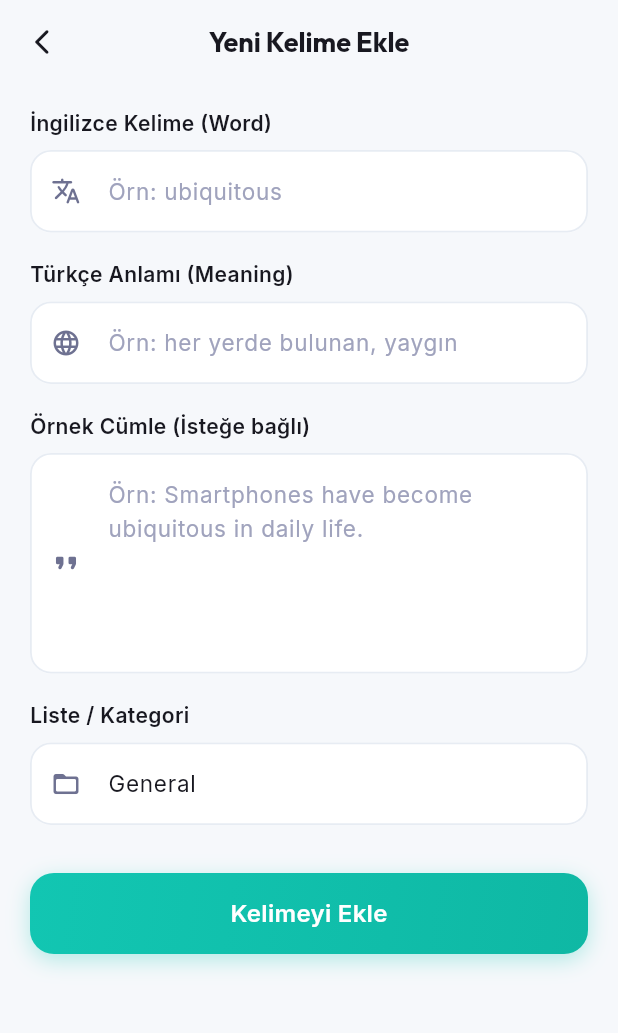
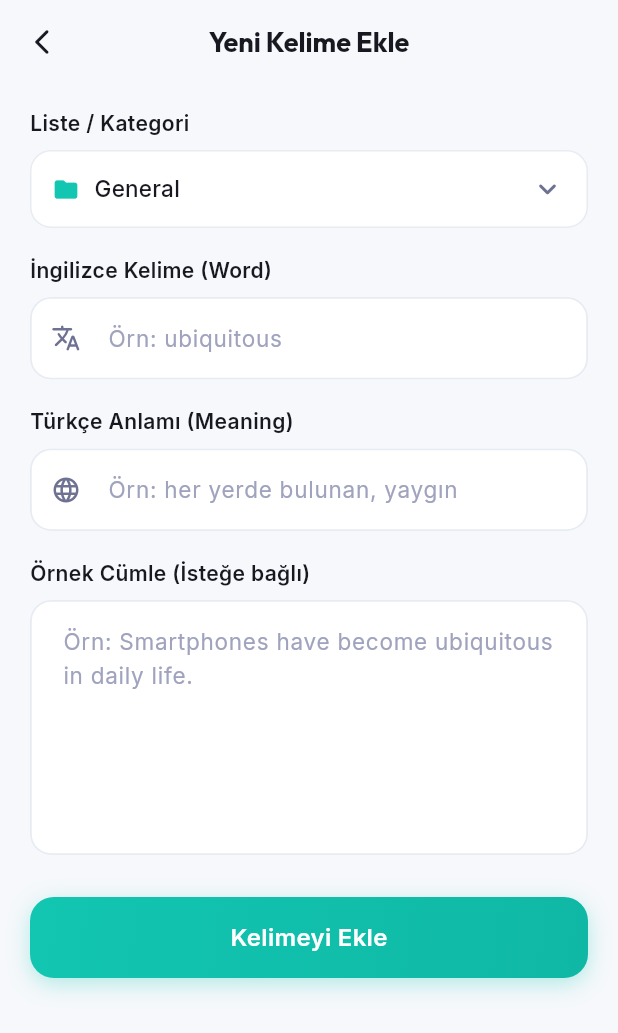
Before and after one commit to kadir-yilmaz/wordstation_flutter, a Flutter app: the AddEditWordPage screen opened directly, on a phone screen of 412 x 824 dp. Shown: the top 1033 px of the screen. Run offline on Flutter 3.47's test engine with Material 3 defaults, Android fonts, the phone set to English and light mode, and no system bars; our stand-ins replace audioplayers, dio, flutter_riverpod, flutter_secure_storage, flutter_tts, google_fonts and 1 more; accounts and stored records are empty; network calls fail.

Commit message:
fix(ci,words): fix powershell shell syntax in windows workflow and redesign add/edit word page layout

```diff
--- a/lib/features/words/pages/add_edit_word_page.dart
+++ b/lib/features/words/pages/add_edit_word_page.dart
@@ -26,7 +26,7 @@ class _AddEditWordPageState extends ConsumerState<AddEditWordPage> {
   late TextEditingController _enController;
   late TextEditingController _trController;
   late TextEditingController _exampleController;
-  late TextEditingController _listNameController;
+  late String _selectedListName;
   bool _isLoading = false;
 
   bool get _isEditing => widget.wordToEdit != null;
@@ -38,11 +38,9 @@ class _AddEditWordPageState extends ConsumerState<AddEditWordPage> {
     _trController = TextEditingController(text: widget.wordToEdit?.tr ?? '');
     _exampleController =
         TextEditingController(text: widget.wordToEdit?.example ?? '');
-    _listNameController = TextEditingController(
-      text: widget.wordToEdit?.listName ??
-          widget.initialListName ??
-          'General',
-    );
+    _selectedListName = widget.wordToEdit?.listName ??
+        widget.initialListName ??
+        'General';
   }
 
   @override
@@ -50,7 +48,6 @@ class _AddEditWordPageState extends ConsumerState<AddEditWordPage> {
     _enController.dispose();
     _trController.dispose();
     _exampleController.dispose();
-    _listNameController.dispose();
     super.dispose();
   }
 
@@ -65,9 +62,9 @@ class _AddEditWordPageState extends ConsumerState<AddEditWordPage> {
       en: _enController.text.trim(),
       tr: _trController.text.trim(),
       example: _exampleController.text.trim(),
-      listName: _listNameController.text.trim().isEmpty
+      listName: _selectedListName.trim().isEmpty
           ? 'General'
-          : _listNameController.text.trim(),
+          : _selectedListName.trim(),
       userId: widget.wordToEdit?.userId,
     );
 
@@ -122,13 +119,175 @@ class _AddEditWordPageState extends ConsumerState<AddEditWordPage> {
     }
   }
 
+  Future<String?> _showCreateListDialog(BuildContext context, bool isDark) async {
+    final controller = TextEditingController();
+    return showDialog<String>(
+      context: context,
+      builder: (ctx) => AlertDialog(
+        shape: RoundedRectangleBorder(borderRadius: BorderRadius.circular(18)),
+        backgroundColor: isDark ? AppColors.darkSurface : Colors.white,
+        title: const Text('Yeni Liste Oluştur'),
+        content: TextField(
+          controller: controller,
+          autofocus: true,
+          textCapitalization: TextCapitalization.words,
+          decoration: InputDecoration(
+            hintText: 'Liste Adı (Örn: B2, Phrasal Verbs)',
+            hintStyle: TextStyle(
+              color: isDark ? AppColors.darkTextMuted : AppColors.lightTextMuted,
+            ),
+          ),
+        ),
+        actions: [
+          TextButton(
+            onPressed: () => Navigator.of(ctx).pop(),
+            child: const Text('İptal'),
+          ),
+          ElevatedButton(
+            style: ElevatedButton.styleFrom(
+              backgroundColor: AppColors.turquoise,
+              foregroundColor: Colors.white,
+              shape: RoundedRectangleBorder(borderRadius: BorderRadius.circular(10)),
+            ),
+            onPressed: () {
+              final text = controller.text.trim();
+              Navigator.of(ctx).pop(text.isNotEmpty ? text : null);
+            },
+            child: const Text('Ekle'),
+          ),
+        ],
+      ),
+    );
+  }
+
+  Widget _buildListDropdown(bool isDark, List<String> availableLists) {
+    final options = <String>[...availableLists];
+    if (!options.contains(_selectedListName) && _selectedListName.trim().isNotEmpty) {
+      options.insert(0, _selectedListName);
+    }
+    if (options.isEmpty) {
+      options.add('General');
+    }
+
+    final selectedValue = options.contains(_selectedListName)
+        ? _selectedListName
+        : options.first;
+
+    return Column(
+      crossAxisAlignment: CrossAxisAlignment.start,
+      children: [
+        Text(
+          'Liste / Kategori',
+          style: TextStyle(
+            fontSize: 14,
+            fontWeight: FontWeight.w600,
+            color: isDark
+                ? AppColors.darkTextPrimary
+                : AppColors.lightTextPrimary,
+          ),
+        ),
+        const SizedBox(height: 8),
+        Container(
+          height: 52,
+          padding: const EdgeInsets.symmetric(horizontal: 14),
+          decoration: BoxDecoration(
+            color: isDark ? AppColors.darkSurface : AppColors.lightSurface,
+            borderRadius: BorderRadius.circular(14),
+            border: Border.all(
+              color: isDark ? AppColors.darkBorder : AppColors.lightBorder,
+              width: 1,
+            ),
+          ),
+          child: DropdownButtonHideUnderline(
+            child: DropdownButton<String>(
+              value: selectedValue,
+              isExpanded: true,
+              icon: Icon(
+                Icons.keyboard_arrow_down_rounded,
+                color: isDark
+                    ? AppColors.darkTextSecondary
+                    : AppColors.lightTextSecondary,
+              ),
+              dropdownColor: isDark ? AppColors.darkSurface : Colors.white,
+              borderRadius: BorderRadius.circular(14),
+              items: [
+                ...options.map((name) => DropdownMenuItem<String>(
+                      value: name,
+                      child: Row(
+                        children: [
+                          Icon(
+                            Icons.folder_rounded,
+                            size: 18,
+                            color: isDark
+                                ? AppColors.turquoise
+                                : const Color(0xFF12C6B2),
+                          ),
+                          const SizedBox(width: 10),
+                          Expanded(
+                            child: Text(
+                              name,
+                              style: TextStyle(
+                                fontSize: 15,
+                                fontWeight: FontWeight.w500,
+                                color: isDark
+                                    ? AppColors.darkTextPrimary
+                                    : AppColors.lightTextPrimary,
+                              ),
+                            ),
+                          ),
+                        ],
+                      ),
+                    )),
+                DropdownMenuItem<String>(
+                  value: '__CREATE_NEW__',
+                  child: Row(
+                    children: [
+                      const Icon(
+                        Icons.add_circle_outline_rounded,
+                        size: 18,
+                        color: Color(0xFF34C759),
+                      ),
+                      const SizedBox(width: 10),
+                      const Text(
+                        '+ Yeni Liste Oluştur...',
+                        style: TextStyle(
+                          fontSize: 15,
+                          fontWeight: FontWeight.w600,
+                          color: Color(0xFF34C759),
+                        ),
+                      ),
+                    ],
+                  ),
+                ),
+              ],
+              onChanged: (val) async {
+                if (val == '__CREATE_NEW__') {
+                  final newName = await _showCreateListDialog(context, isDark);
+                  if (newName != null && newName.trim().isNotEmpty) {
+                    setState(() {
+                      _selectedListName = newName.trim();
+                    });
+                  }
+                } else if (val != null) {
+                  setState(() {
+                    _selectedListName = val;
+                  });
+                }
+              },
+            ),
+          ),
+        ),
+      ],
+    );
+  }
+
   @override
   Widget build(BuildContext context) {
     final isDark = Theme.of(context).brightness == Brightness.dark;
     final listNames = ref
         .watch(wordListControllerProvider)
         .listNames
-        .where((l) => l != 'Tümü')
+        .where((l) => l != 'Tümü' && l != 'All')
         .toList();
 
     return Scaffold(
@@ -162,7 +321,11 @@ class _AddEditWordPageState extends ConsumerState<AddEditWordPage> {
               child: Column(
                 crossAxisAlignment: CrossAxisAlignment.stretch,
                 children: [
-                  // English Word
+                  // 1. Liste / Kategori Dropdown (En Üstte)
+                  _buildListDropdown(isDark, listNames),
+                  const SizedBox(height: 18),
+
+                  // 2. İngilizce Kelime (Word)
                   CustomTextField(
                     controller: _enController,
                     label: 'İngilizce Kelime (Word)',
@@ -177,7 +340,7 @@ class _AddEditWordPageState extends ConsumerState<AddEditWordPage> {
                   ),
                   const SizedBox(height: 18),
 
-                  // Turkish Meaning
+                  // 3. Türkçe Anlamı (Meaning)
                   CustomTextField(
                     controller: _trController,
                     label: 'Türkçe Anlamı (Meaning)',
@@ -192,63 +355,18 @@ class _AddEditWordPageState extends ConsumerState<AddEditWordPage> {
                   ),
                   const SizedBox(height: 18),
 
-                  // Example Sentence
+                  // 4. Örnek Cümle (Geri Kalan Alan - Tırnak İşareti Yok!)
                   CustomTextField(
                     controller: _exampleController,
                     label: 'Örnek Cümle (İsteğe bağlı)',
                     hintText: 'Örn: Smartphones have become ubiquitous in daily life.',
-                    prefixIcon: Icons.format_quote_rounded,
-                    minLines: 5,
-                    maxLines: 8,
+                    prefixIcon: null, // Tırnak işareti kaldırıldı, tam genişlik
+                    minLines: 6,
+                    maxLines: 10,
                   ),
-                  const SizedBox(height: 18),
+                  const SizedBox(height: 28),
 
-                  // List / Category Name
-                  CustomTextField(
-                    controller: _listNameController,
-                    label: 'Liste / Kategori',
-                    hintText: 'Örn: A1, B2, TOEFL, General',
-                    prefixIcon: Icons.folder_open_rounded,
-                    textInputAction: TextInputAction.done,
-                    onSubmitted: (_) => _handleSave(),
-                  ),
-
-                  // Quick Suggestion Chips for Lists
-                  if (listNames.isNotEmpty) ...[
-                    const SizedBox(height: 10),
-                    Wrap(
-                      spacing: 8,
-                      runSpacing: 6,
-                      children: listNames.map((name) {
-                        return ActionChip(
-                          label: Text(name),
-                          labelStyle: TextStyle(
-                            fontSize: 12,
-                            fontWeight: FontWeight.w600,
-                            color: _listNameController.text == name
-                                ? Colors.white
-                                : (isDark
-                                    ? AppColors.darkTextPrimary
-                                    : AppColors.lightTextPrimary),
-                          ),
-                          backgroundColor: _listNameController.text == name
-                              ? AppColors.turquoise
-                              : (isDark
-                                  ? AppColors.darkSurface
-                                  : Colors.grey.shade200),
-                          onPressed: () {
-                            setState(() {
-                              _listNameController.text = name;
-                            });
-                          },
-                        );
-                      }).toList(),
-                    ),
-                  ],
-
-                  const SizedBox(height: 32),
-
-                  // Save Button
+                  // 5. Kaydet Butonu
                   CustomButton(
                     text: _isEditing ? 'Değişiklikleri Kaydet' : 'Kelimeyi Ekle',
                     onPressed: _handleSave,
```
Also changed, not shown: 1 other file.
